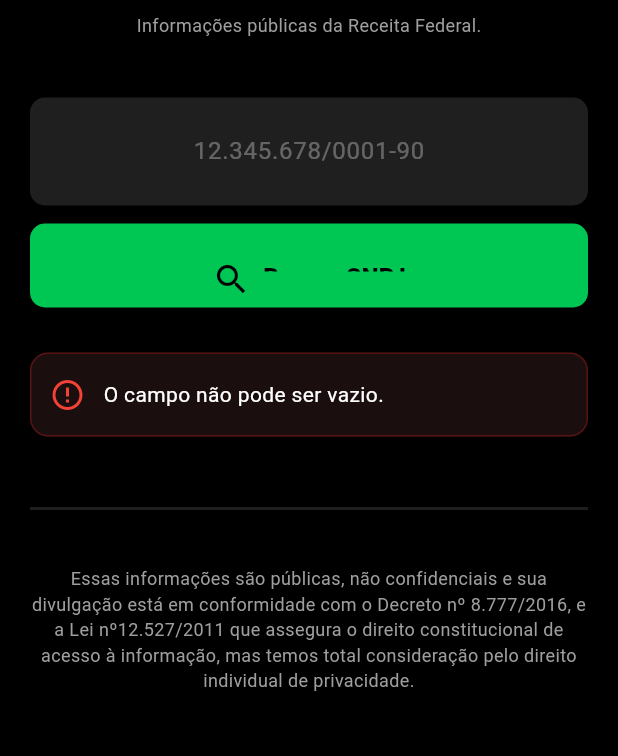
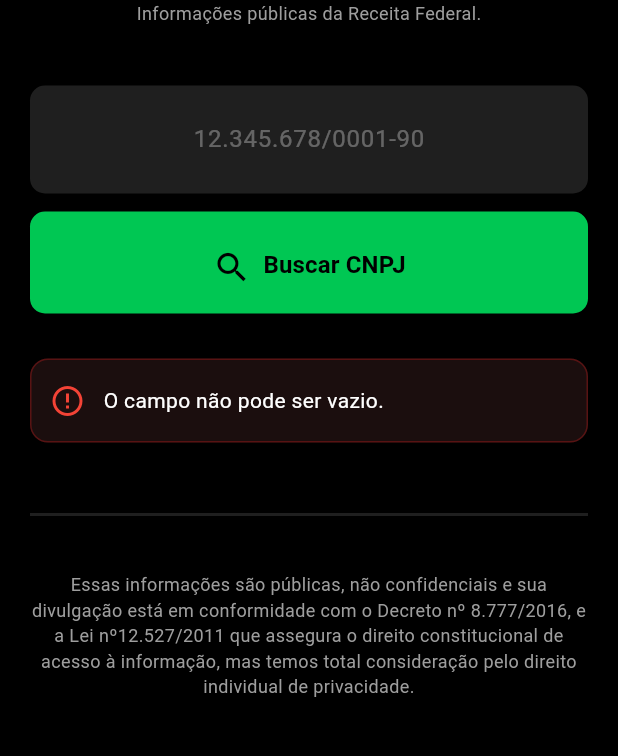
Before and after one commit to LucasBatistaX/Consulta_CNPJ, a Flutter app: the screen it shows after launch, after a tap on "Buscar CNPJ", on a phone screen of 412 x 824 dp, the part 273-1029 px from its top. Run offline on Flutter 3.47's test engine with Material 3 defaults, Android fonts, the phone set to English and light mode, and no system bars; our stand-ins replace bloc, dio, flutter_bloc.

Commit message:
Refatorando para atributo Spacing

```diff
--- a/lib/src/utils/app_sizes.dart
+++ b/lib/src/utils/app_sizes.dart
@@ -23,6 +23,8 @@
   static const double s56 = 56.0;
   static const double s60 = 60.0;
   static const double s64 = 64.0;
+  static const double s68 = 68.0;
+  static const double s80 = 80.0;
   static const double s86 = 86.0;
   static const double s100 = 100.0;
   static const double s150 = 150.0;
--- a/lib/src/utils/app_text_styles.dart
+++ b/lib/src/utils/app_text_styles.dart
@@ -28,7 +28,7 @@
   static const TextStyle buttonText = TextStyle(
     color: AppColors.backgroundColor,
     fontSize: AppSizes.s16,
-    fontWeight: FontWeight.w900,
+    fontWeight: FontWeight.w700,
   );
 
   static const TextStyle labelIputStyle = TextStyle(
--- a/lib/src/widgets/forms.dart
+++ b/lib/src/widgets/forms.dart
@@ -97,6 +97,7 @@
                   color: Colors.white.withAlpha(AppSizes.si80),
                 ),
               ),
+              cursorColor: AppColors.greenPrimary,
               textAlign: TextAlign.center,
               style: AppTextStyles.labelIputStyle,
               keyboardType: TextInputType.number,
@@ -111,9 +112,9 @@
                 buscarCnpj(cnpjValidation.getCnpj());
               },
               style: TextButton.styleFrom(
-                maximumSize: Size(AppSizes.w736, AppSizes.s56),
+                maximumSize: Size(AppSizes.w736, AppSizes.s68),
                 backgroundColor: AppColors.greenPrimary,
-                padding: EdgeInsets.all(AppSizes.s24),
+                padding: EdgeInsets.symmetric(vertical: AppSizes.s24),
                 shape: RoundedRectangleBorder(
                   borderRadius: BorderRadiusGeometry.circular(AppSizes.s10),
                 ),
--- a/lib/src/widgets/header.dart
+++ b/lib/src/widgets/header.dart
@@ -27,20 +27,19 @@
       Row(
         crossAxisAlignment: .center,
         mainAxisAlignment: .center,
+        spacing: AppSizes.s8,
         children: [
           RichText(
             text: TextSpan(
               text: "Consulta",style: AppTextStyles.titleFirstWord
             )
           ),
-          SizedBox(width: AppSizes.s8),
           RichText(text: TextSpan(
             text: "CNPJ",
             style: AppTextStyles.titleSecondWord
           )),
         ],
       ),
-      SizedBox(height: AppSizes.s8),
       Text("Informações públicas da Receita Federal.", style: AppTextStyles.subTitle)
       ],
     );
--- a/lib/src/widgets/response_card.dart
+++ b/lib/src/widgets/response_card.dart
@@ -159,6 +159,7 @@
                         ),
                         SizedBox(height: AppSizes.s18),
                         ListView.builder(
+                          physics: NeverScrollableScrollPhysics(),
                           shrinkWrap: true,
                           itemCount: model.inscricaoEstadual.isEmpty ? 1 : model.inscricaoEstadual.length,
                           itemBuilder: (context, index) {
```
